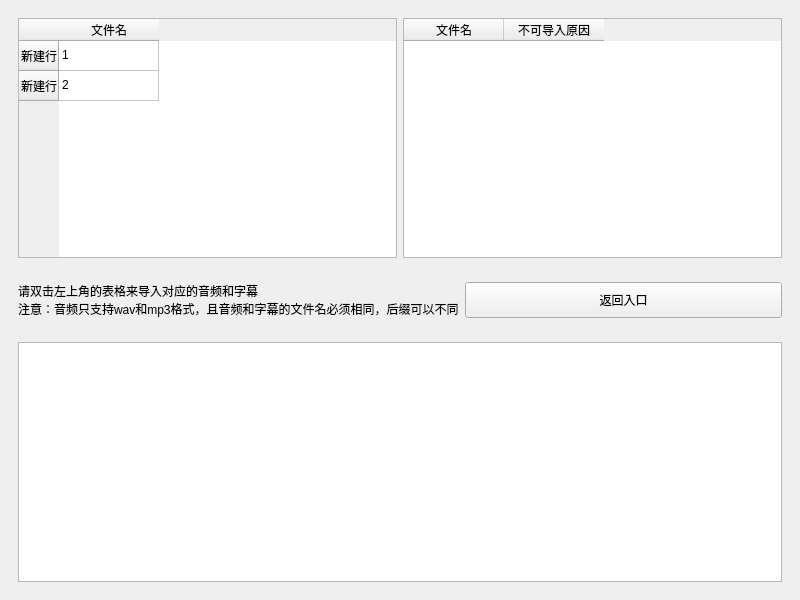
The window that ui/inputdata.ui (kslz/SoundLabel) describes before a commit, drawn with Qt 5.
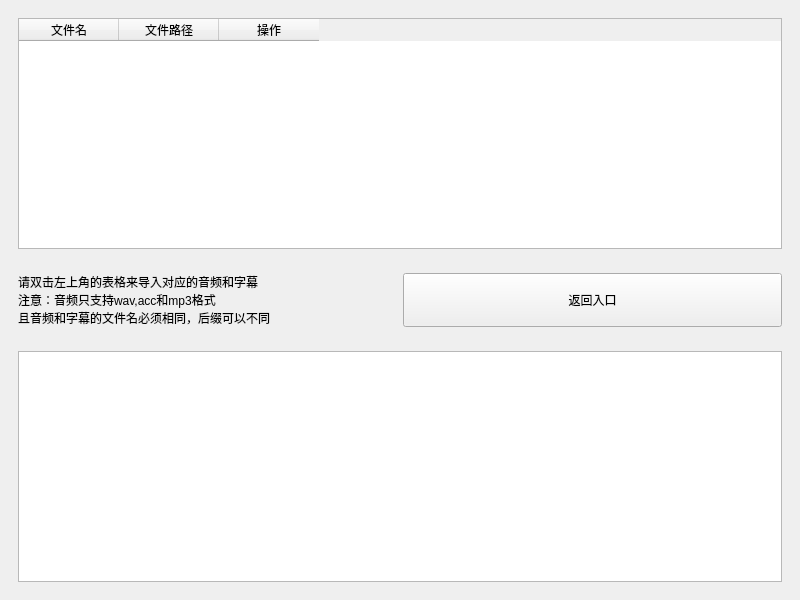
The same window after the commit.

Commit message: 导入文件界面修改

```diff
--- a/ui/inputdata.ui
+++ b/ui/inputdata.ui
@@ -19,44 +19,23 @@
      <widget class="QWidget" name="widget" native="true">
       <layout class="QHBoxLayout" name="horizontalLayout">
        <item>
-        <widget class="QTableWidget" name="tableWidget">
-         <row>
-          <property name="text">
-           <string>新建行</string>
-          </property>
-         </row>
-         <row>
-          <property name="text">
-           <string>新建行</string>
-          </property>
-         </row>
+        <widget class="QTableWidget" name="dataTableWidget">
+         <property name="tabletTracking">
+          <bool>false</bool>
+         </property>
          <column>
           <property name="text">
            <string>文件名</string>
           </property>
          </column>
-         <item row="0" column="0">
-          <property name="text">
-           <string>1</string>
-          </property>
-         </item>
-         <item row="1" column="0">
-          <property name="text">
-           <string>2</string>
-          </property>
-         </item>
-        </widget>
-       </item>
-       <item>
-        <widget class="QTableWidget" name="tableWidget_2">
          <column>
           <property name="text">
-           <string>文件名</string>
+           <string>文件路径</string>
           </property>
          </column>
          <column>
           <property name="text">
-           <string>不可导入原因</string>
+           <string>操作</string>
           </property>
          </column>
         </widget>
@@ -71,7 +50,8 @@
         <widget class="QLabel" name="label">
          <property name="text">
           <string>请双击左上角的表格来导入对应的音频和字幕
-注意：音频只支持wav和mp3格式，且音频和字幕的文件名必须相同，后缀可以不同</string>
+注意：音频只支持wav,acc和mp3格式
+且音频和字幕的文件名必须相同，后缀可以不同</string>
          </property>
         </widget>
        </item>
```
Left out of the diff: 16 changed lines with no effect on the pictures. The commit also changes 1 other file.
